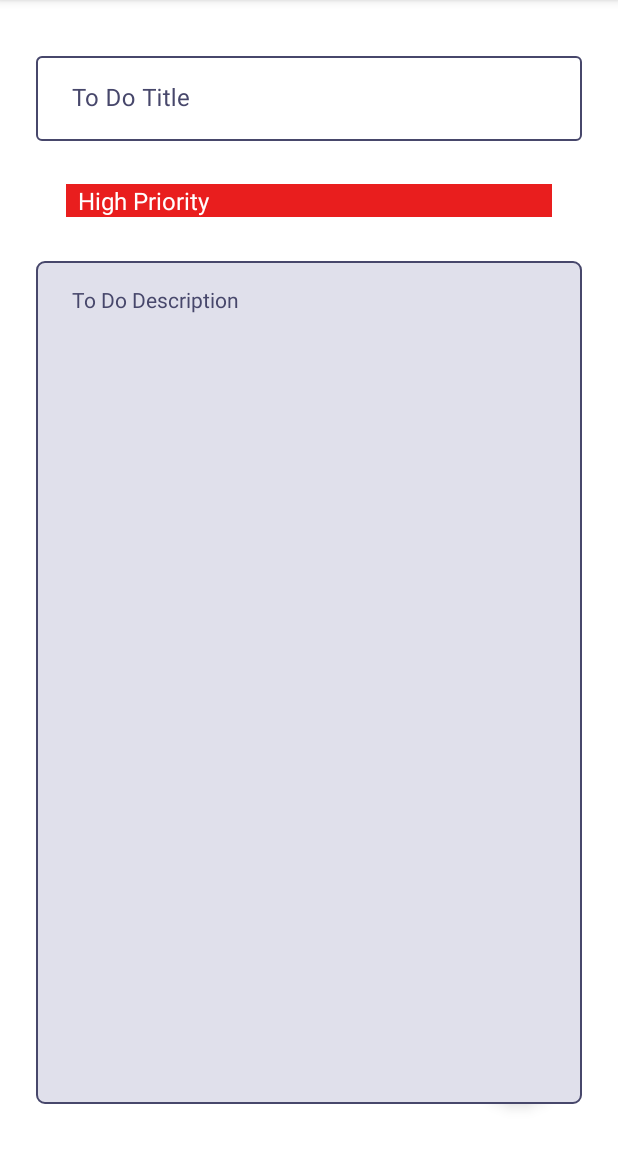
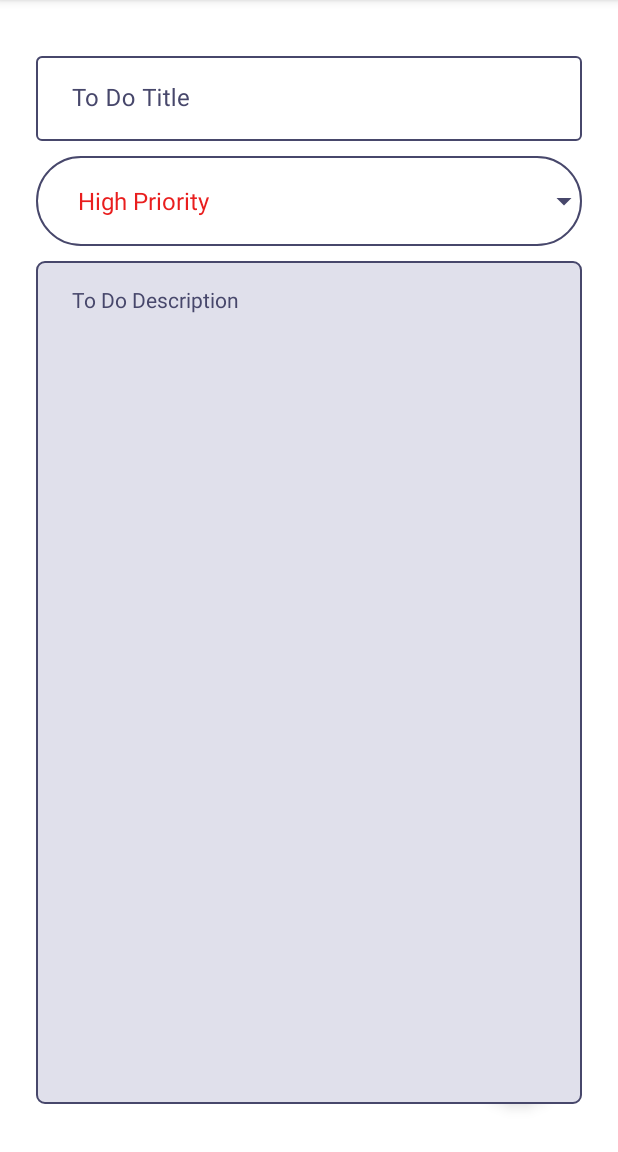
Before and after one commit to juanchosandox90/BestToDoApp, an Android app: the fragment UpdateFragment placed in its activity, on a phone screen of 412 x 824 dp, the part 84-1236 px from its top. Run offline under Robolectric (Android 15) with nearby library versions, the phone set to English and light mode, and no system bars; our stand-ins replace Room's generated code, data binding, navigation-ui; libraries missing offline, so code that uses them is left out: jp.wasabeef.recyclerview; 7 statements that could not run were skipped.

Commit message:
Search in DB To Do Item
- Implement the search functionality in the actionbar.
- After search to do, filtrate the recyclerview to set the data searched.
- UI for spinner priority fixed.

```diff
--- a/app/src/main/AndroidManifest.xml
+++ b/app/src/main/AndroidManifest.xml
@@ -5,15 +5,16 @@
 
     <application
         android:allowBackup="true"
-        tools:replace="android:theme"
         android:icon="@mipmap/ic_launcher"
         android:label="@string/app_name"
         android:roundIcon="@mipmap/ic_launcher_round"
         android:supportsRtl="true"
-        android:theme="@style/Theme.BestToDoApp">
+        android:theme="@style/Theme.BestToDoApp"
+        tools:replace="android:theme">
         <activity
             android:name=".MainActivity"
-            android:exported="true">
+            android:exported="true"
+            android:windowSoftInputMode="adjustPan|adjustResize">
             <intent-filter>
                 <action android:name="android.intent.action.MAIN" />
 
--- a/app/src/main/java/com/sandoval/besttodoapp/data/ToDoDao.kt
+++ b/app/src/main/java/com/sandoval/besttodoapp/data/ToDoDao.kt
@@ -23,12 +23,19 @@ interface ToDoDao {
     @Insert(onConflict = OnConflictStrategy.IGNORE)
     suspend fun insertData(toDoData: ToDoData)
 
+    //Update data from list fragment item.
     @Update
     suspend fun updateData(toDoData: ToDoData)
 
+    //Delete single item inside the update fragment
     @Delete
     suspend fun deleteSingleItem(toDoData: ToDoData)
 
+    //Delete all Data items from the list fragment
     @Query("DELETE FROM todo_table")
     suspend fun deleteAllItems()
+
+    //Search Data item from the Database
+    @Query("SELECT * FROM todo_table WHERE title LIKE :searchQuery")
+    fun searchToDoDatabase(searchQuery: String): LiveData<List<ToDoData>>
 }
--- a/app/src/main/java/com/sandoval/besttodoapp/data/repository/ToDoRepository.kt
+++ b/app/src/main/java/com/sandoval/besttodoapp/data/repository/ToDoRepository.kt
@@ -23,4 +23,8 @@ class ToDoRepository(private val toDoDao: ToDoDao) {
     suspend fun deleteAllItems() {
         toDoDao.deleteAllItems()
     }
+
+    fun searchToDoDatabase(searchQuery: String): LiveData<List<ToDoData>> {
+        return toDoDao.searchToDoDatabase(searchQuery)
+    }
 }
--- a/app/src/main/java/com/sandoval/besttodoapp/data/viewmodel/ToDoViewModel.kt
+++ b/app/src/main/java/com/sandoval/besttodoapp/data/viewmodel/ToDoViewModel.kt
@@ -67,4 +67,8 @@ class ToDoViewModel(application: Application) : AndroidViewModel(application) {
         )
         customSnackbar?.show()
     }
+
+    fun searchDatabase(searchQuery: String): LiveData<List<ToDoData>> {
+        return toDoRepository.searchToDoDatabase(searchQuery)
+    }
 }
--- a/app/src/main/java/com/sandoval/besttodoapp/ui/fragments/ListFragment.kt
+++ b/app/src/main/java/com/sandoval/besttodoapp/ui/fragments/ListFragment.kt
@@ -4,6 +4,7 @@ import android.os.Bundle
 import android.view.*
 import android.view.animation.OvershootInterpolator
 import androidx.appcompat.app.AlertDialog
+import androidx.appcompat.widget.SearchView
 import androidx.fragment.app.Fragment
 import androidx.fragment.app.viewModels
 import androidx.recyclerview.widget.ItemTouchHelper
@@ -19,7 +20,7 @@ import jp.wasabeef.recyclerview.adapters.ScaleInAnimationAdapter
 import jp.wasabeef.recyclerview.animators.OvershootInRightAnimator
 import kotlinx.android.synthetic.main.fragment_list.*
 
-class ListFragment : Fragment() {
+class ListFragment : Fragment(), SearchView.OnQueryTextListener {
 
     private val mToDoViewModel: ToDoViewModel by viewModels()
     private val mSharedViewModel: SharedViewModel by viewModels()
@@ -84,6 +85,14 @@ class ListFragment : Fragment() {
 
     override fun onCreateOptionsMenu(menu: Menu, inflater: MenuInflater) {
         inflater.inflate(R.menu.list_fragment_menu, menu)
+        initSearchViewOption(menu)
+    }
+
+    private fun initSearchViewOption(menu: Menu) {
+        val search = menu.findItem(R.id.menu_search)
+        val searchView = search.actionView as? SearchView
+        searchView?.isSubmitButtonEnabled = true
+        searchView?.setOnQueryTextListener(this)
     }
 
     override fun onOptionsItemSelected(item: MenuItem): Boolean {
@@ -110,4 +119,29 @@ class ListFragment : Fragment() {
         super.onDestroyView()
         _binding = null
     }
+
+    override fun onQueryTextSubmit(query: String?): Boolean {
+        if (query != null) {
+            searchThroughDatabase(query)
+            mSharedViewModel.hideSoftKeyboard(requireActivity())
+        }
+        return true
+    }
+
+    override fun onQueryTextChange(query: String?): Boolean {
+        if (query != null) {
+            searchThroughDatabase(query)
+        }
+        return true
+    }
+
+    private fun searchThroughDatabase(query: String) {
+        var searchQuery = query
+        searchQuery = "%$searchQuery%"
+        mToDoViewModel.searchDatabase(searchQuery).observe(this, { list ->
+            list.let {
+                listAdapter.setData(it)
+            }
+        })
+    }
 }
--- a/app/src/main/java/com/sandoval/besttodoapp/ui/viewmodel/SharedViewModel.kt
+++ b/app/src/main/java/com/sandoval/besttodoapp/ui/viewmodel/SharedViewModel.kt
@@ -37,12 +37,6 @@ class SharedViewModel(application: Application) : AndroidViewModel(application)
                     (parent?.getChildAt(0) as? TextView)?.setTextColor(
                         ContextCompat.getColor(
                             application,
-                            R.color.white
-                        )
-                    )
-                    (parent?.getChildAt(0) as? TextView)?.setBackgroundColor(
-                        ContextCompat.getColor(
-                            application,
                             R.color.redPriority
                         )
                     )
@@ -51,24 +45,12 @@ class SharedViewModel(application: Application) : AndroidViewModel(application)
                     (parent?.getChildAt(0) as? TextView)?.setTextColor(
                         ContextCompat.getColor(
                             application,
-                            R.color.white
-                        )
-                    )
-                    (parent?.getChildAt(0) as? TextView)?.setBackgroundColor(
-                        ContextCompat.getColor(
-                            application,
                             R.color.yellowPriority
                         )
                     )
                 }
                 2 -> {
                     (parent?.getChildAt(0) as? TextView)?.setTextColor(
-                        ContextCompat.getColor(
-                            application,
-                            R.color.white
-                        )
-                    )
-                    (parent?.getChildAt(0) as? TextView)?.setBackgroundColor(
                         ContextCompat.getColor(
                             application,
                             R.color.greenPriority
--- /dev/null
+++ b/app/src/main/res/drawable/ic_dropdown.xml
@@ -0,0 +1,10 @@
+<vector xmlns:android="http://schemas.android.com/apk/res/android"
+    android:width="24dp"
+    android:height="24dp"
+    android:tint="@color/darkerPurple"
+    android:viewportWidth="24"
+    android:viewportHeight="24">
+    <path
+        android:fillColor="@android:color/white"
+        android:pathData="M7,10l5,5 5,-5z" />
+</vector>
--- /dev/null
+++ b/app/src/main/res/drawable/ic_dropdown_night.xml
@@ -0,0 +1,10 @@
+<vector xmlns:android="http://schemas.android.com/apk/res/android"
+    android:width="24dp"
+    android:height="24dp"
+    android:tint="@color/lightGrey"
+    android:viewportWidth="24"
+    android:viewportHeight="24">
+    <path
+        android:fillColor="@color/nightDarBackground"
+        android:pathData="M7,10l5,5 5,-5z" />
+</vector>
--- /dev/null
+++ b/app/src/main/res/drawable/spinner_rect_light.xml
@@ -0,0 +1,16 @@
+<?xml version="1.0" encoding="utf-8"?>
+<selector xmlns:android="http://schemas.android.com/apk/res/android">
+    <item>
+        <layer-list>
+            <item android:drawable="@drawable/ic_dropdown" android:gravity="right|center" />
+            <item>
+                <shape>
+                    <padding android:bottom="1dp" android:left="10dp" android:right="30dp" android:top="1dp" />
+                    <corners android:radius="100dp" />
+                    <solid android:color="@android:color/transparent" />
+                    <stroke android:width="1dp" android:color="@color/darkerPurple" />
+                </shape>
+            </item>
+        </layer-list>
+    </item>
+</selector>
--- /dev/null
+++ b/app/src/main/res/drawable/spinner_rect_night.xml
@@ -0,0 +1,16 @@
+<?xml version="1.0" encoding="utf-8"?>
+<selector xmlns:android="http://schemas.android.com/apk/res/android">
+    <item>
+        <layer-list>
+            <item android:drawable="@drawable/ic_dropdown_night" android:gravity="right|center" />
+            <item>
+                <shape>
+                    <padding android:bottom="1dp" android:left="10dp" android:right="30dp" android:top="1dp" />
+                    <corners android:radius="100dp" />
+                    <solid android:color="@android:color/transparent" />
+                    <stroke android:width="1dp" android:color="@color/lightGrey" />
+                </shape>
+            </item>
+        </layer-list>
+    </item>
+</selector>
--- a/app/src/main/res/layout/fragment_add.xml
+++ b/app/src/main/res/layout/fragment_add.xml
@@ -32,10 +32,10 @@
 
     <Spinner
         android:id="@+id/addToDoPriority"
+        style="@style/SpinnerTheme"
         android:layout_width="0dp"
         android:layout_height="60dp"
         android:layout_marginTop="10dp"
-        android:background="@android:color/transparent"
         android:entries="@array/priorities"
         android:paddingStart="20dp"
         android:paddingEnd="20dp"
--- a/app/src/main/res/layout/fragment_update.xml
+++ b/app/src/main/res/layout/fragment_update.xml
@@ -42,10 +42,10 @@
 
         <Spinner
             android:id="@+id/updateToDoPriority"
+            style="@style/SpinnerTheme"
             android:layout_width="0dp"
             android:layout_height="60dp"
             android:layout_marginTop="10dp"
-            android:background="@android:color/transparent"
             android:entries="@array/priorities"
             android:paddingStart="20dp"
             android:paddingEnd="20dp"
--- a/app/src/main/res/values-night/themes.xml
+++ b/app/src/main/res/values-night/themes.xml
@@ -34,4 +34,8 @@
     <style name="CustomConstraintItem" parent="Theme.AppCompat.DayNight">
         <item name="android:background">@drawable/item_background_night</item>
     </style>
+
+    <style name="SpinnerTheme" parent="Widget.AppCompat.Spinner.DropDown">
+        <item name="android:background">@drawable/spinner_rect_night</item>
+    </style>
 </resources>
--- a/app/src/main/res/values/themes.xml
+++ b/app/src/main/res/values/themes.xml
@@ -34,4 +34,8 @@
     <style name="CustomConstraintItem" parent="Theme.AppCompat.DayNight">
         <item name="android:background">@drawable/item_background</item>
     </style>
+
+    <style name="SpinnerTheme" parent="Widget.AppCompat.Spinner.DropDown">
+        <item name="android:background">@drawable/spinner_rect_light</item>
+    </style>
 </resources>
```
